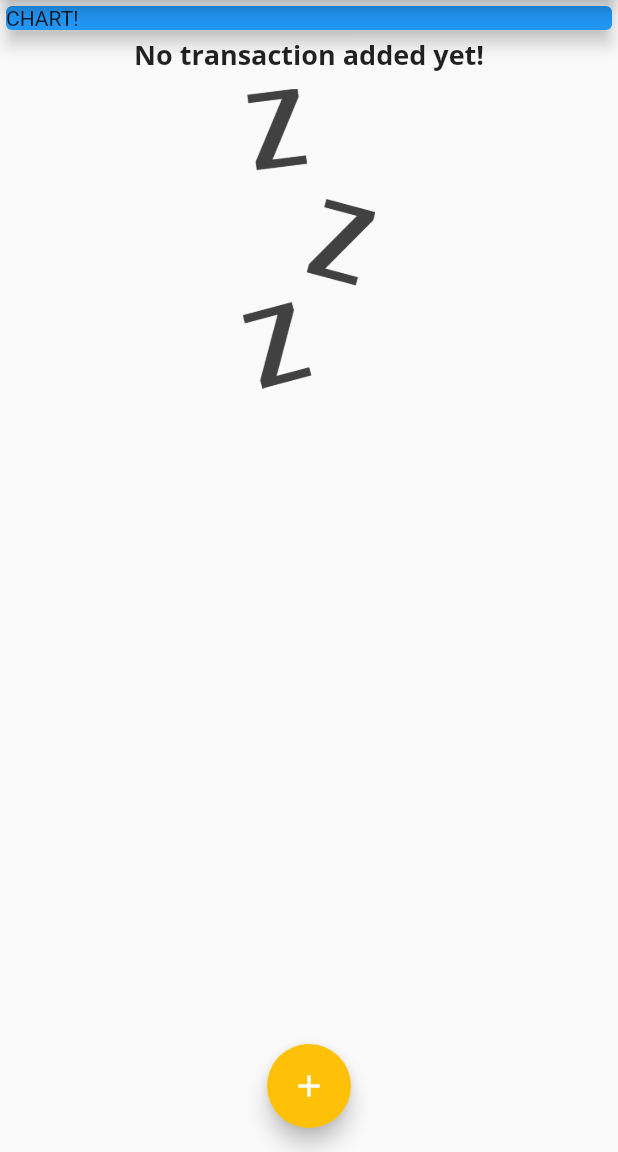
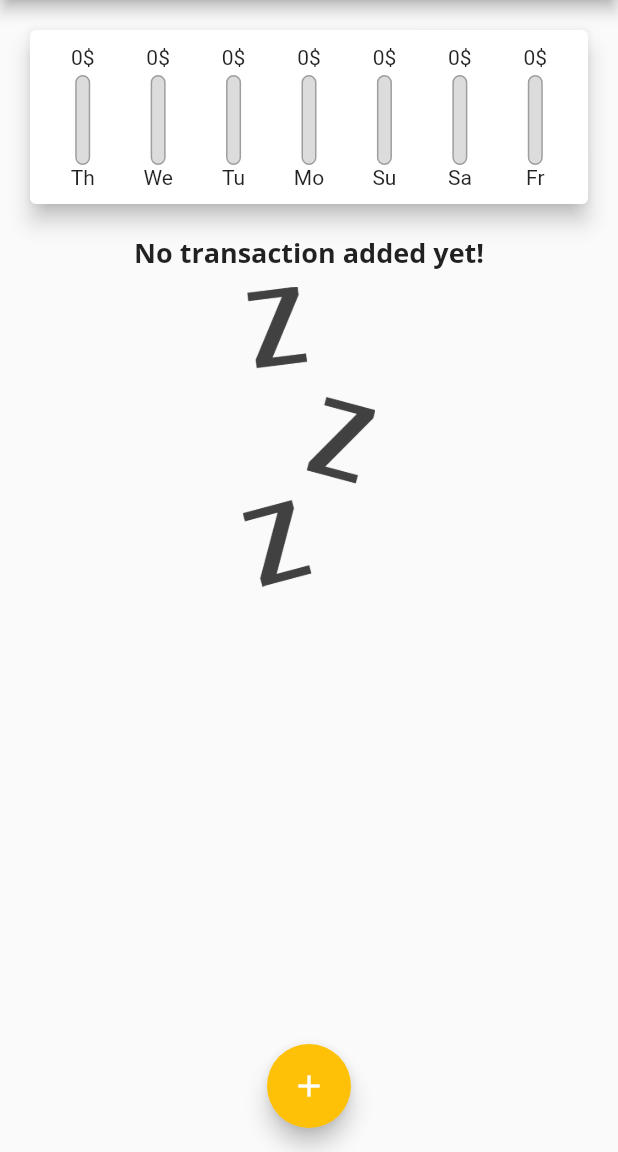
Before and after one commit to epeter95/flutter_first_app, a Flutter app: the screen it shows after launch, on a phone screen of 412 x 824 dp, the part 84-1236 px from its top. Run offline on Flutter 3.47's test engine with Material 2 defaults, Android fonts, the phone set to English and light mode, and no system bars; missing offline and left inert: dart:ffi.

Commit message:
module 4 done to lesson 38

```diff
--- a/expense_planner/lib/main.dart
+++ b/expense_planner/lib/main.dart
@@ -4,6 +4,7 @@ import 'package:intl/intl.dart';
 import 'package:expense_planner/models/transaction.dart';
 import 'package:expense_planner/widgets/new_transaction.dart';
 import 'package:expense_planner/widgets/transaction_list.dart';
+import 'package:expense_planner/widgets/chart.dart';
 
 void main() {
   runApp(MyApp());
@@ -61,6 +62,18 @@ class _MyHomePageState extends State<MyHomePage> {
     // )
   ];
 
+  List<Transaction> get recentTransactions {
+    return _userTransactions.where(
+      (tx) {
+        return tx.date.isAfter(
+          DateTime.now().subtract(
+            Duration(days: 7),
+          ),
+        );
+      },
+    ).toList();
+  }
+
   void _addNewTransaction(String title, double amount) {
     final newTx = Transaction(
       id: '10',
@@ -103,14 +116,7 @@ class _MyHomePageState extends State<MyHomePage> {
         mainAxisAlignment: MainAxisAlignment.start,
         crossAxisAlignment: CrossAxisAlignment.stretch,
         children: [
-          const SizedBox(
-            width: double.infinity,
-            child: Card(
-              color: Colors.blue,
-              elevation: 5,
-              child: Text('CHART!'),
-            ),
-          ),
+          Chart(recentTransactions),
           TransactionList(_userTransactions),
         ],
       ),
--- /dev/null
+++ b/expense_planner/lib/widgets/chart.dart
@@ -0,0 +1,65 @@
+import 'package:expense_planner/widgets/chart_bar.dart';
+import 'package:flutter/material.dart';
+import 'package:intl/intl.dart';
+
+import '../models/transaction.dart';
+
+class Chart extends StatelessWidget {
+  final List<Transaction> recentTransactions;
+  List<Map<String, Object>> get groupedTransactionValues {
+    return List.generate(7, (index) {
+      final weekDay = DateTime.now().subtract(
+        Duration(days: index),
+      );
+      double totalSum = 0.0;
+
+      for (int i = 0; i < recentTransactions.length; ++i) {
+        if (recentTransactions[i].date.day == weekDay.day &&
+            recentTransactions[i].date.month == weekDay.month &&
+            recentTransactions[i].date.year == weekDay.year) {
+          totalSum += recentTransactions[i].amount;
+        }
+      }
+
+      return {
+        'day': DateFormat.E().format(weekDay).substring(0, 2),
+        'amount': totalSum,
+      };
+    });
+  }
+
+  Chart(this.recentTransactions);
+
+  @override
+  Widget build(BuildContext context) {
+    return Card(
+      elevation: 6,
+      margin: const EdgeInsets.all(20),
+      child: Padding(
+        padding: const EdgeInsets.all(10.0),
+        child: Row(
+          mainAxisAlignment: MainAxisAlignment.spaceAround,
+          children: groupedTransactionValues.map((data) {
+            return Flexible(
+              flex: 1,
+              fit: FlexFit.tight,
+              child: ChartBar(
+                data['day'] as String,
+                (data['amount'] as double),
+                maxSpending == 0.0
+                    ? 0.0
+                    : (data['amount'] as double) / maxSpending,
+              ),
+            );
+          }).toList(),
+        ),
+      ),
+    );
+  }
+
+  double get maxSpending {
+    return groupedTransactionValues.fold(0.0, (sum, item) {
+      return sum + (item['amount'] as double);
+    });
+  }
+}
--- /dev/null
+++ b/expense_planner/lib/widgets/chart_bar.dart
@@ -0,0 +1,49 @@
+import 'dart:ffi';
+
+import 'package:flutter/cupertino.dart';
+import 'package:flutter/material.dart';
+import 'package:flutter/src/widgets/container.dart';
+import 'package:flutter/src/widgets/framework.dart';
+
+class ChartBar extends StatelessWidget {
+  final String label;
+  final double spendingAmount;
+  final double spendingPercentageOfTotal;
+  ChartBar(this.label, this.spendingAmount, this.spendingPercentageOfTotal,
+      {super.key});
+
+  @override
+  Widget build(BuildContext context) {
+    return Column(
+      children: [
+        FittedBox(
+          child: Text('${spendingAmount.toStringAsFixed(0)}\$'),
+        ),
+        const SizedBox(height: 4),
+        SizedBox(
+          width: 10,
+          child: Stack(children: [
+            Container(
+              height: 60,
+              decoration: BoxDecoration(
+                border: Border.all(color: Colors.grey, width: 1.0),
+                color: Color.fromRGBO(220, 220, 220, 1),
+                borderRadius: BorderRadius.circular(10),
+              ),
+              child: FractionallySizedBox(
+                heightFactor: spendingPercentageOfTotal,
+                child: Container(
+                  decoration: BoxDecoration(
+                    color: Theme.of(context).primaryColor,
+                    borderRadius: BorderRadius.circular(10),
+                  ),
+                ),
+              ),
+            )
+          ]),
+        ),
+        Text(label),
+      ],
+    );
+  }
+}
```
